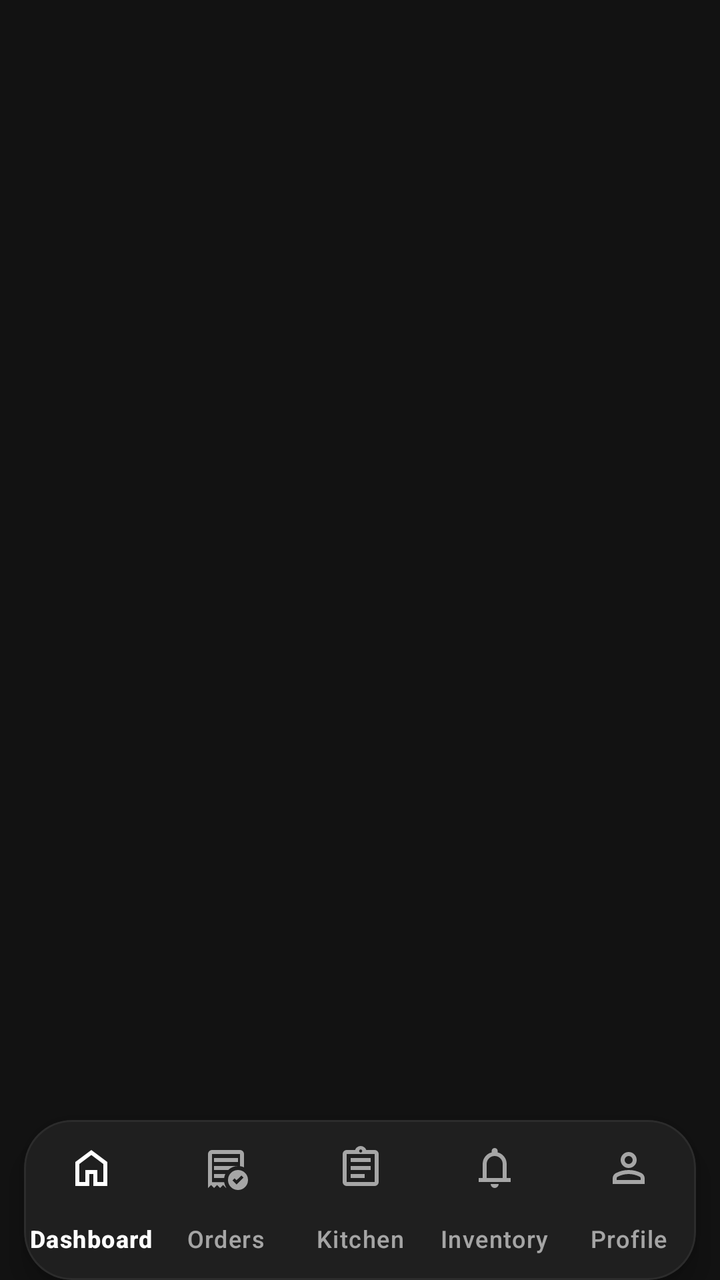
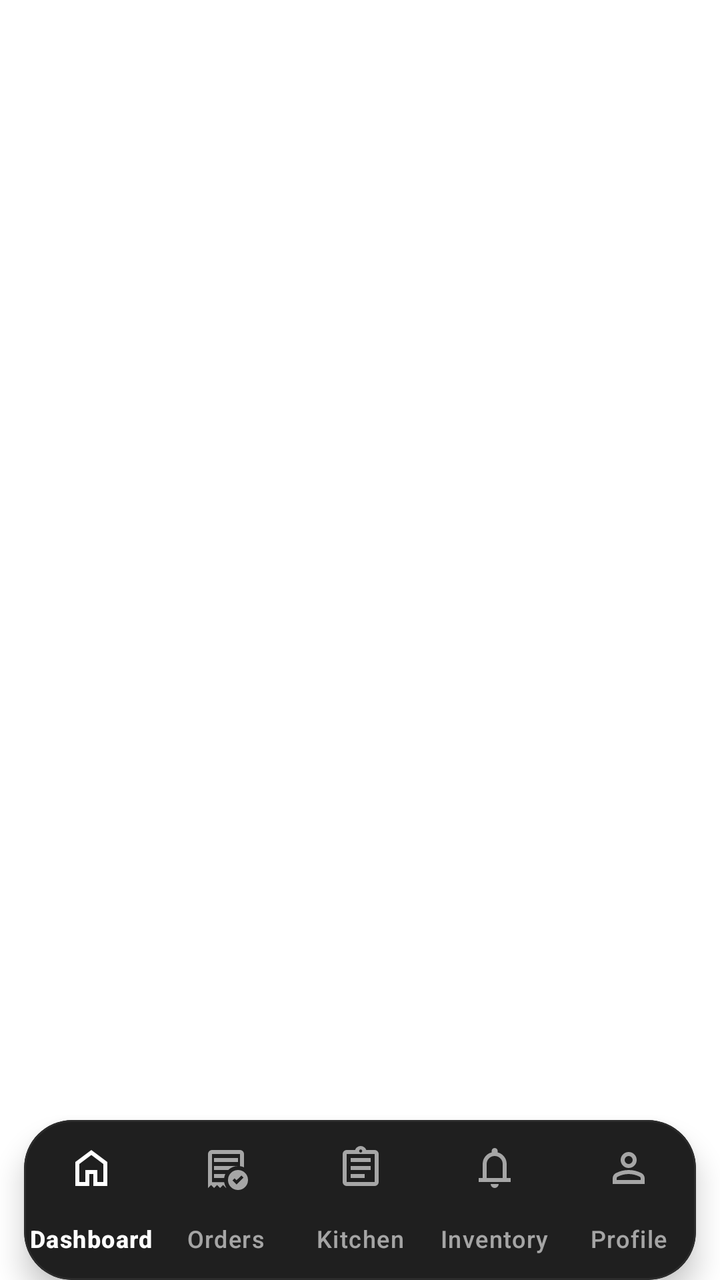

Compare the two renders of this Android layout. The source of the first and the diff that turns it into the second are given below.
<!-- AndroidManifest.xml: application theme Theme.MasterDashboard -->
<!-- res/layout/activity_kitchen_home.xml -->
<?xml version="1.0" encoding="utf-8"?>
<androidx.constraintlayout.widget.ConstraintLayout
    xmlns:android="http://schemas.android.com/apk/res/android"
    xmlns:app="http://schemas.android.com/apk/res-auto"
    xmlns:tools="http://schemas.android.com/tools"
    android:id="@+id/main"
    android:layout_width="match_parent"
    android:layout_height="match_parent"
    android:background="#121212"
    tools:context=".staff_dash.kitchen_screens.KitchenHomeActivity">

    <FrameLayout
        android:id="@+id/kitchen_fragment_container"
        android:layout_width="match_parent"
        android:layout_height="0dp"
        app:layout_constraintBottom_toTopOf="@+id/bottom_nav_container"
        app:layout_constraintEnd_toEndOf="parent"
        app:layout_constraintStart_toStartOf="parent"
        app:layout_constraintTop_toTopOf="parent" />

    <com.google.android.material.card.MaterialCardView
        android:id="@+id/bottom_nav_container"
        android:layout_width="match_parent"
        android:layout_height="wrap_content"
        android:layout_marginStart="12dp"
        android:layout_marginEnd="12dp"
        app:cardBackgroundColor="#1F1F1F"
        app:cardCornerRadius="24dp"
        app:cardElevation="8dp"
        app:strokeWidth="1dp"
        app:strokeColor="#2C2C2C"
        app:layout_constraintBottom_toBottomOf="parent"
        app:layout_constraintEnd_toEndOf="parent"
        app:layout_constraintStart_toStartOf="parent">

        <com.google.android.material.bottomnavigation.BottomNavigationView
            android:id="@+id/kitchen_bottom_navigation"
            android:layout_width="match_parent"
            android:layout_height="wrap_content"
            android:background="@android:color/transparent"
            app:elevation="0dp"
            app:labelVisibilityMode="labeled"
            app:itemIconTint="@color/nav_item_color_state"
            app:itemTextColor="@color/nav_item_color_state"
            app:itemRippleColor="#33FFFFFF"
            app:menu="@menu/kitchen_bottom_nav_menu"
            app:layout_constraintBottom_toBottomOf="parent"
            app:layout_constraintEnd_toEndOf="parent"
            app:layout_constraintStart_toStartOf="parent" />

    </com.google.android.material.card.MaterialCardView>

</androidx.constraintlayout.widget.ConstraintLayout>
<!-- resources referenced by this layout -->
<resources>
  <style name="Theme.MasterDashboard" parent="Base.Theme.MasterDashboard" />
  
  
  
      // For EditText Outline color
  <style name="Base.Theme.MasterDashboard" parent="Theme.Material3.DayNight.NoActionBar">
          
          
      </style>
</resources>

<!-- the commit's change to res/layout/activity_kitchen_home.xml (unified diff, before → after) -->
@@ -6,13 +6,13 @@
     android:id="@+id/main"
     android:layout_width="match_parent"
     android:layout_height="match_parent"
-    android:background="#121212"
+    android:background="#FFFFFF"
     tools:context=".staff_dash.kitchen_screens.KitchenHomeActivity">
 
     <FrameLayout
         android:id="@+id/kitchen_fragment_container"
         android:layout_width="match_parent"
-        android:layout_height="0dp"
+        android:layout_height="match_parent"
         app:layout_constraintBottom_toTopOf="@+id/bottom_nav_container"
         app:layout_constraintEnd_toEndOf="parent"
         app:layout_constraintStart_toStartOf="parent"
